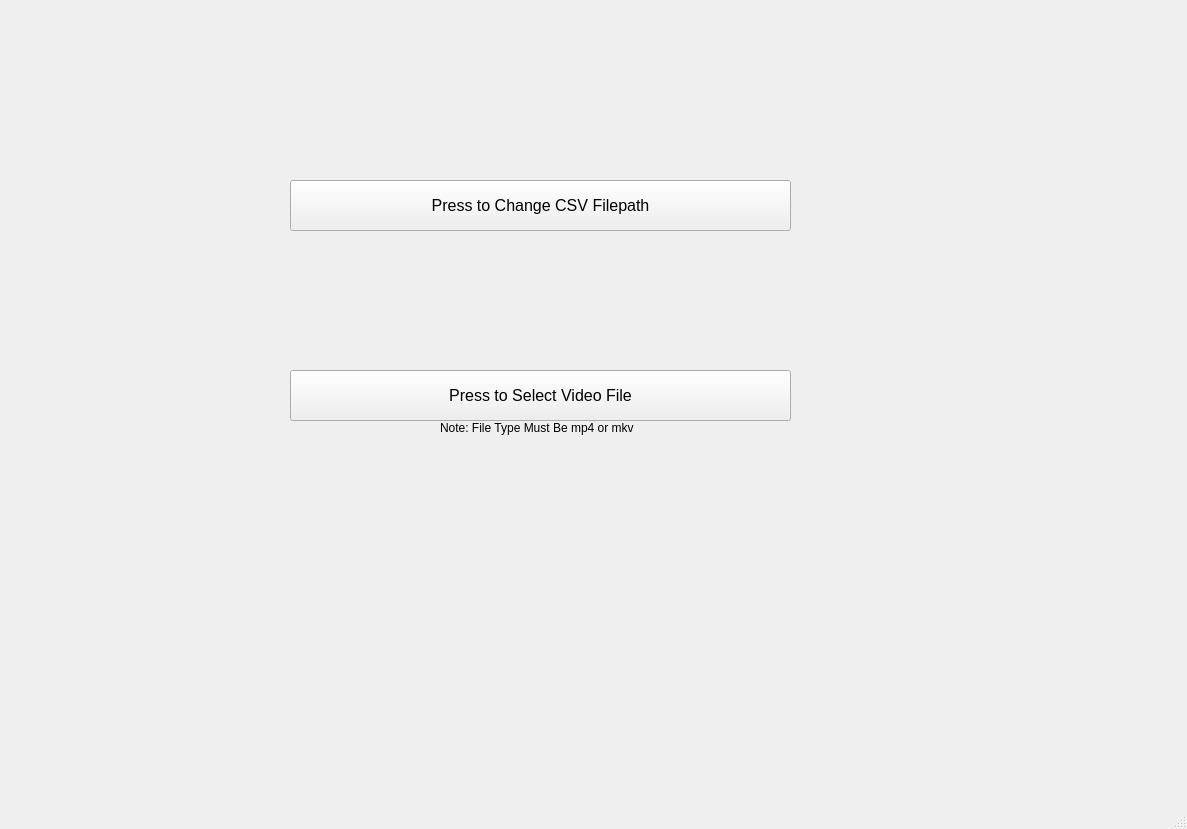
First picture: the form in src/sat/load_page.ui, repository alexandropinion/spectrum-analyzer-tool-group4, before the edit.
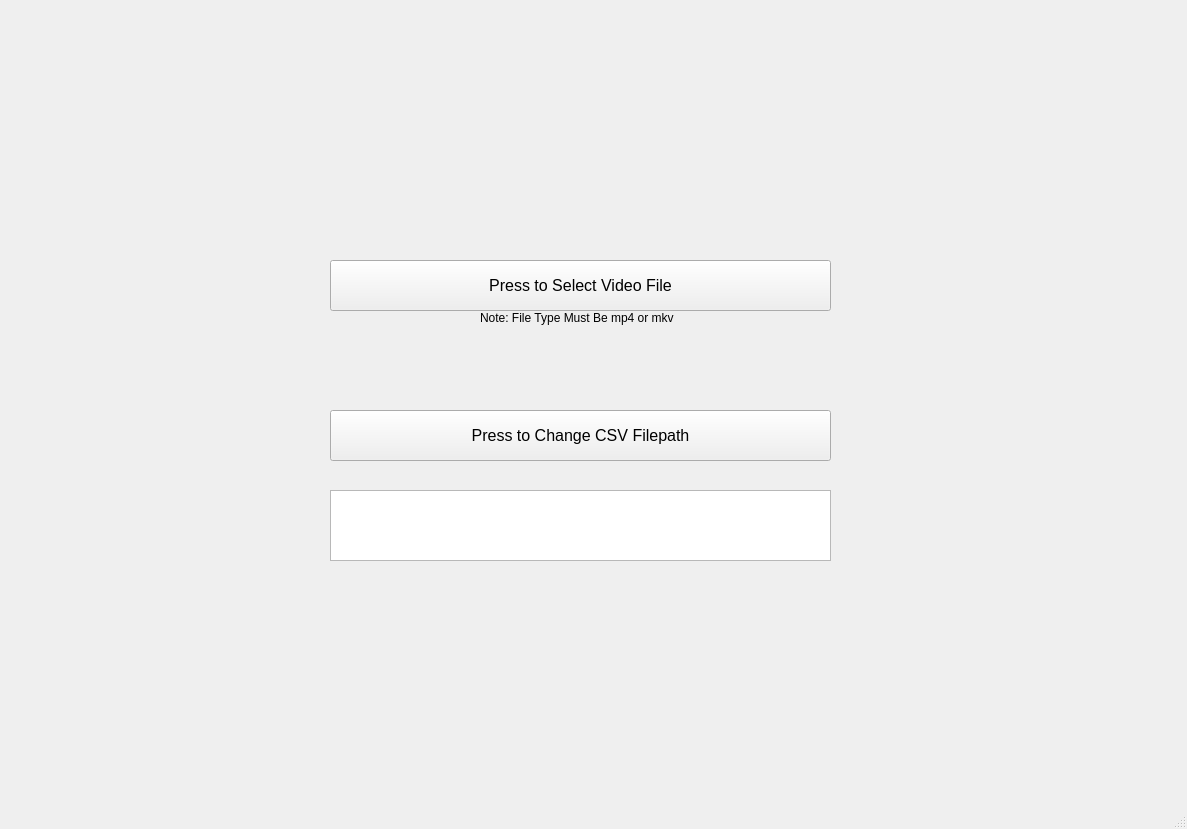
Second picture: the form after the edit.

Commit message:
Update cal_page
Added trace rgb color picker and frame select.

What changed in the file:
```diff
--- a/src/sat/load_page.ui
+++ b/src/sat/load_page.ui
@@ -20,8 +20,8 @@
    <widget class="QPushButton" name="loadVidBtn">
     <property name="geometry">
      <rect>
-      <x>290</x>
-      <y>370</y>
+      <x>330</x>
+      <y>260</y>
       <width>501</width>
       <height>51</height>
      </rect>
@@ -38,8 +38,8 @@
    <widget class="QLabel" name="noteLabel">
     <property name="geometry">
      <rect>
-      <x>440</x>
-      <y>420</y>
+      <x>480</x>
+      <y>310</y>
       <width>211</width>
       <height>16</height>
      </rect>
@@ -51,8 +51,8 @@
    <widget class="QPushButton" name="csvFilepathBtn">
     <property name="geometry">
      <rect>
-      <x>290</x>
-      <y>180</y>
+      <x>330</x>
+      <y>410</y>
       <width>501</width>
       <height>51</height>
      </rect>
@@ -66,6 +66,26 @@
      <string>Press to Change CSV Filepath</string>
     </property>
    </widget>
+   <widget class="QTextEdit" name="csvFilepathLabel">
+    <property name="geometry">
+     <rect>
+      <x>330</x>
+      <y>490</y>
+      <width>501</width>
+      <height>71</height>
+     </rect>
+    </property>
+    <property name="font">
+     <font>
+      <pointsize>12</pointsize>
+      <weight>75</weight>
+      <bold>true</bold>
+     </font>
+    </property>
+    <property name="readOnly">
+     <bool>true</bool>
+    </property>
+   </widget>
   </widget>
   <widget class="QStatusBar" name="statusbar"/>
  </widget>
```
The commit also changes 7 other files.
